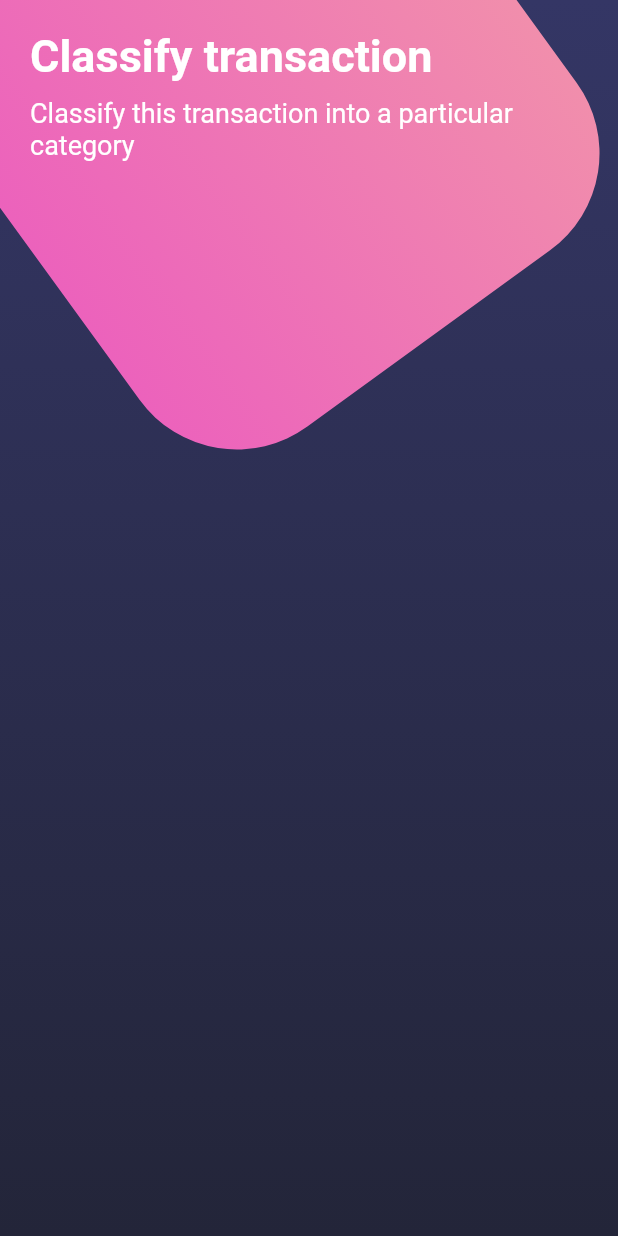
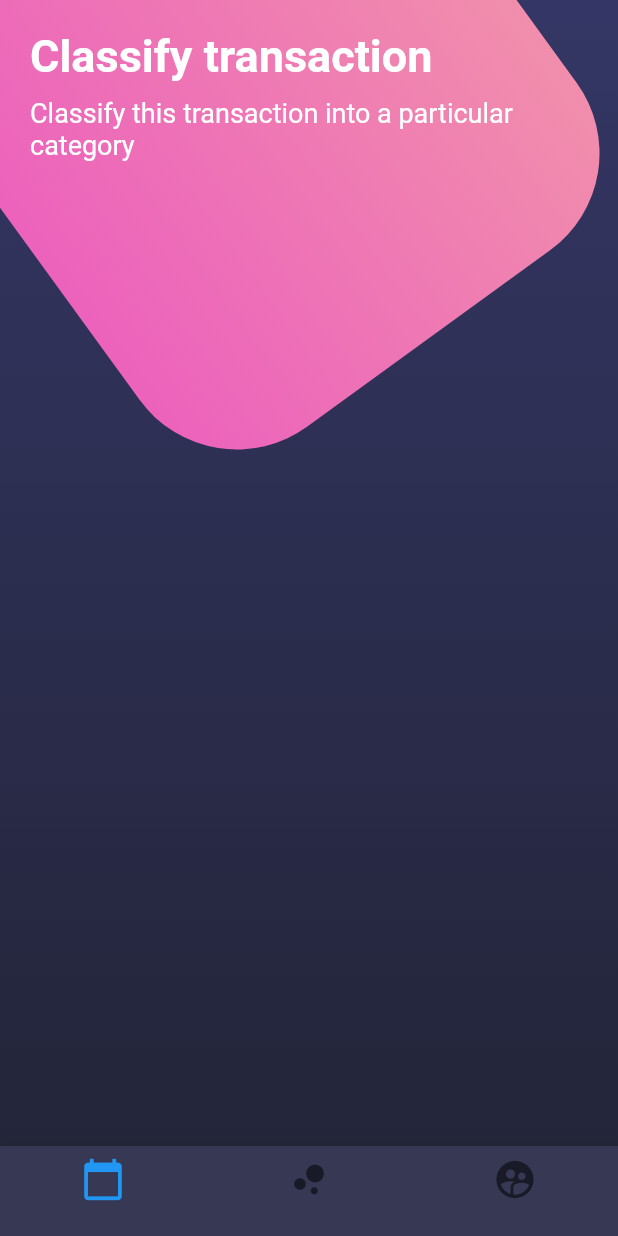
Before and after one commit to charger513/flutter_designs, a Flutter app: the screen it shows after launch, on a phone screen of 412 x 824 dp. Run offline on Flutter 3.47's test engine with Material 2 defaults, Android fonts, the phone set to English and light mode, and no system bars.

```diff
--- a/lib/src/pages/botones_page.dart
+++ b/lib/src/pages/botones_page.dart
@@ -17,7 +17,8 @@ class BotonesPage extends StatelessWidget {
             ),
           ),
         ],
-      )
+      ),
+      bottomNavigationBar: _bottomNavigationBar(context)
     );
   }
 
@@ -81,4 +82,32 @@ class BotonesPage extends StatelessWidget {
       ),
     );
   }
+
+  Widget _bottomNavigationBar(BuildContext context) {
+    return Theme(
+      data: Theme.of(context).copyWith(
+        canvasColor: Color.fromRGBO(55, 57, 84, 1.0),
+        primaryColor: Colors.pinkAccent,
+        textTheme: Theme.of(context).textTheme.copyWith(
+          caption: TextStyle(color: Color.fromRGBO(116, 117, 152, 1.0))
+        )
+      ),
+      child: BottomNavigationBar(
+        items: [
+          BottomNavigationBarItem(
+            icon: Icon(Icons.calendar_today, size: 30.0),
+            title: Container()
+          ),
+          BottomNavigationBarItem(
+            icon: Icon(Icons.bubble_chart, size: 30.0),
+            title: Container()
+          ),
+          BottomNavigationBarItem(
+            icon: Icon(Icons.supervised_user_circle, size: 30.0),
+            title: Container()
+          ),
+        ]
+      ),
+    );
+  }
 }
```
